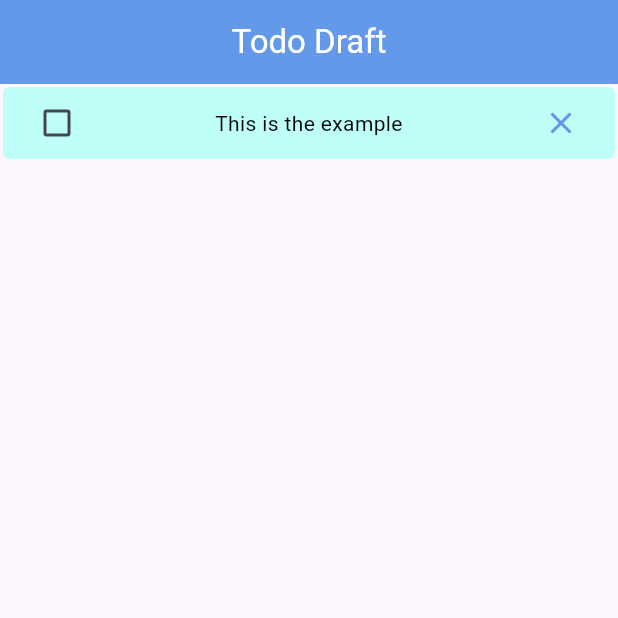
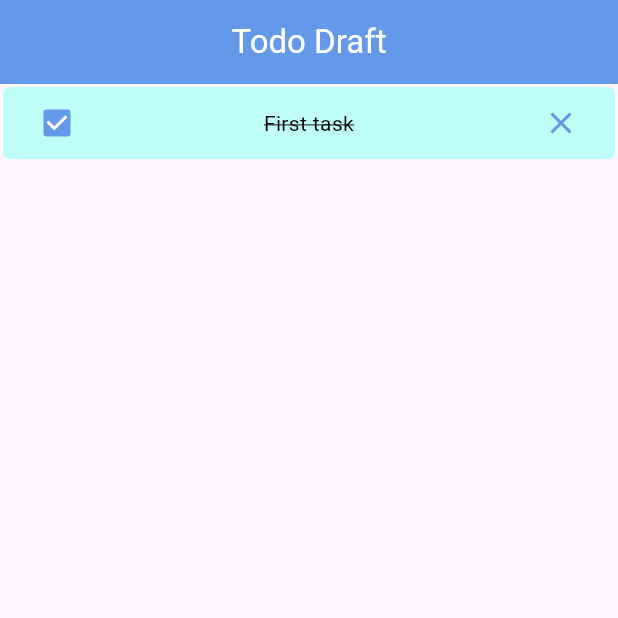
Before and after one commit to Malhesidek/ToDo-Draft, a Flutter app: the screen it shows after launch, on a phone screen of 412 x 824 dp, the top half of it. Run offline on Flutter 3.47's test engine with Material 3 defaults, Android fonts, the phone set to English and light mode, and no system bars; our stand-ins replace bloc, equatable.

Commit message:
Added task inside the taskWidget and completed decoration of this widget

```diff
--- a/lib/data/models/task.dart
+++ b/lib/data/models/task.dart
@@ -6,4 +6,8 @@ class Task {
     required this.name,
     required this.isActive,
   });
+
+  void toggleStatus() {
+    isActive = !isActive;
+  }
 }
--- a/lib/main.dart
+++ b/lib/main.dart
@@ -2,6 +2,7 @@
 
 import 'package:flutter/material.dart';
 import 'package:todo_draft/constants.dart';
+import 'package:todo_draft/data/models/task.dart';
 import 'package:todo_draft/presentation/widgets/task_widget.dart';
 
 void main() {
@@ -46,7 +47,7 @@ class _MainPageState extends State<MainPage> {
         margin: EdgeInsets.symmetric(vertical: 2),
         child: Column(
           children: [
-            TaskWidget(),
+            TaskWidget(task: Task(name: "First task", isActive: true),),
           ],
         ),
       ),
--- a/lib/presentation/widgets/task_widget.dart
+++ b/lib/presentation/widgets/task_widget.dart
@@ -3,9 +3,12 @@
 import 'package:flutter/material.dart';
 import 'package:flutter/widgets.dart';
 import 'package:todo_draft/constants.dart';
+import 'package:todo_draft/data/models/task.dart';
 
 class TaskWidget extends StatefulWidget {
-  const TaskWidget({super.key});
+  final Task task;
+
+  const TaskWidget({super.key, required this.task});
 
   @override
   State<TaskWidget> createState() => _TaskWidgetState();
@@ -23,14 +26,21 @@ class _TaskWidgetState extends State<TaskWidget> {
       child: Row(
         children: [
           Checkbox(
-            value: false,
-            onChanged: (status){},
+            value: widget.task.isActive,
+            onChanged: (status) {
+              setState(() {
+                widget.task.toggleStatus();
+              });
+            },
             activeColor: kColorBlue1,
           ),
           Expanded(
               child: Text(
-            "This is the example",
-            style: kTextStyle,
+            widget.task.name,
+            style: TextStyle(
+                color: Colors.black,
+                fontSize: 14,
+                decoration: widget.task.isActive ? TextDecoration.lineThrough : TextDecoration.none),
             textAlign: TextAlign.center,
           )),
           IconButton(
```
